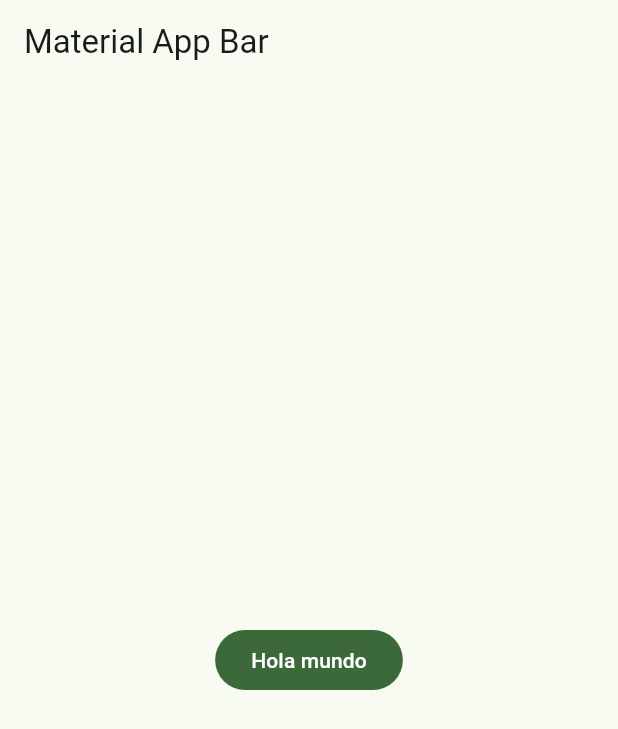
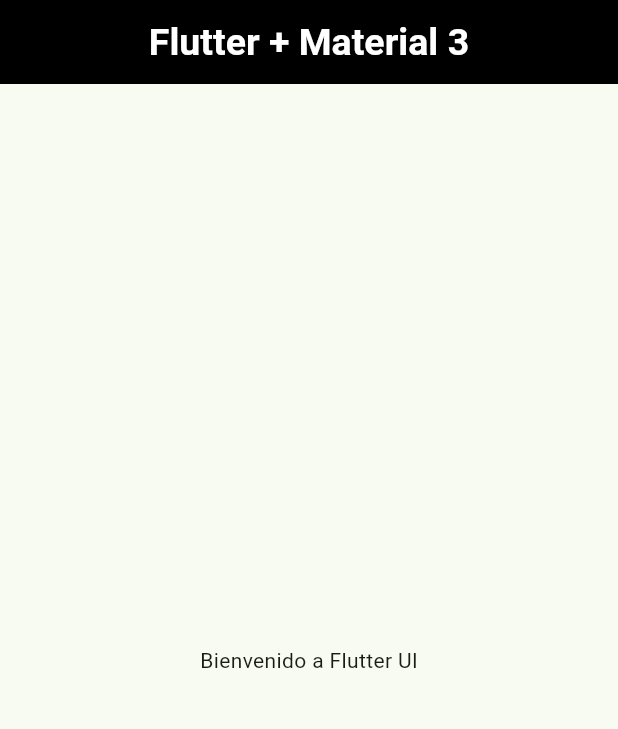
Before and after one commit to KeingCasabona/Example-Flutter-Dart-Section9-WidgetsApp, a Flutter app: the screen it shows after launch, on a phone screen of 412 x 824 dp. Shown: the top 729 px of the screen. Run offline on Flutter 3.47's test engine with Material 3 defaults, Android fonts, the phone set to English and light mode, and no system bars.

Commit message:
feat: Add options

```diff
--- a/lib/config/theme/app_theme.dart
+++ b/lib/config/theme/app_theme.dart
@@ -25,5 +25,14 @@ class AppTheme {
   ThemeData getTheme() => ThemeData(
         useMaterial3: true,
         colorSchemeSeed: colorList[selectedColor],
+        appBarTheme: const AppBarTheme(
+          centerTitle: true,
+          backgroundColor: Color.fromARGB(255, 0, 0, 0),
+          titleTextStyle: TextStyle(
+            color: Color.fromARGB(255, 255, 255, 255),
+            fontSize: 25,
+            fontWeight: FontWeight.bold,
+          ),
+        ),
       );
 }
--- a/lib/main.dart
+++ b/lib/main.dart
@@ -1,5 +1,6 @@
 import 'package:flutter/material.dart';
 import 'package:widgets_app/config/theme/app_theme.dart';
+import 'package:widgets_app/presentation/screens/home/home_screen.dart';
 
 void main() => runApp(const MyApp());
 
@@ -12,14 +13,7 @@ class MyApp extends StatelessWidget {
       debugShowCheckedModeBanner: false,
       theme: AppTheme(selectedColor: 2).getTheme(),
       title: 'Material App',
-      home: Scaffold(
-        appBar: AppBar(
-          title: const Text('Material App Bar'),
-        ),
-        body: Center(
-          child: FilledButton(onPressed: () {}, child: Text('Hola mundo')),
-        ),
-      ),
+      home: const HomeScreen(),
     );
   }
 }
--- /dev/null
+++ b/lib/presentation/screens/home/home_screen.dart
@@ -0,0 +1,18 @@
+import 'package:flutter/material.dart';
+
+class HomeScreen extends StatelessWidget {
+  const HomeScreen({super.key});
+
+  @override
+  Widget build(BuildContext context) {
+    return Scaffold(
+      appBar: AppBar(
+        title: Text('Flutter + Material 3'),
+        centerTitle: true,
+      ),
+      body: Center(
+        child: Text('Bienvenido a Flutter UI'),
+      ),
+    );
+  }
+}
```
Also changed, not shown: lib/config/menu/menu_items.dart (added, +30 -0 lines).
